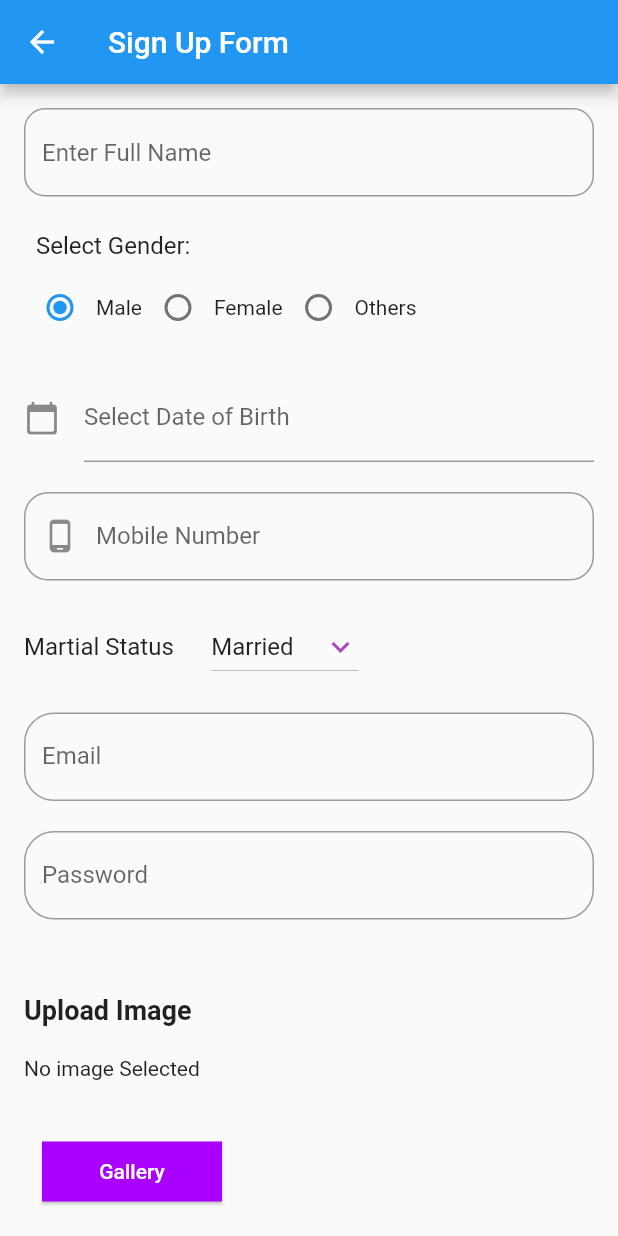
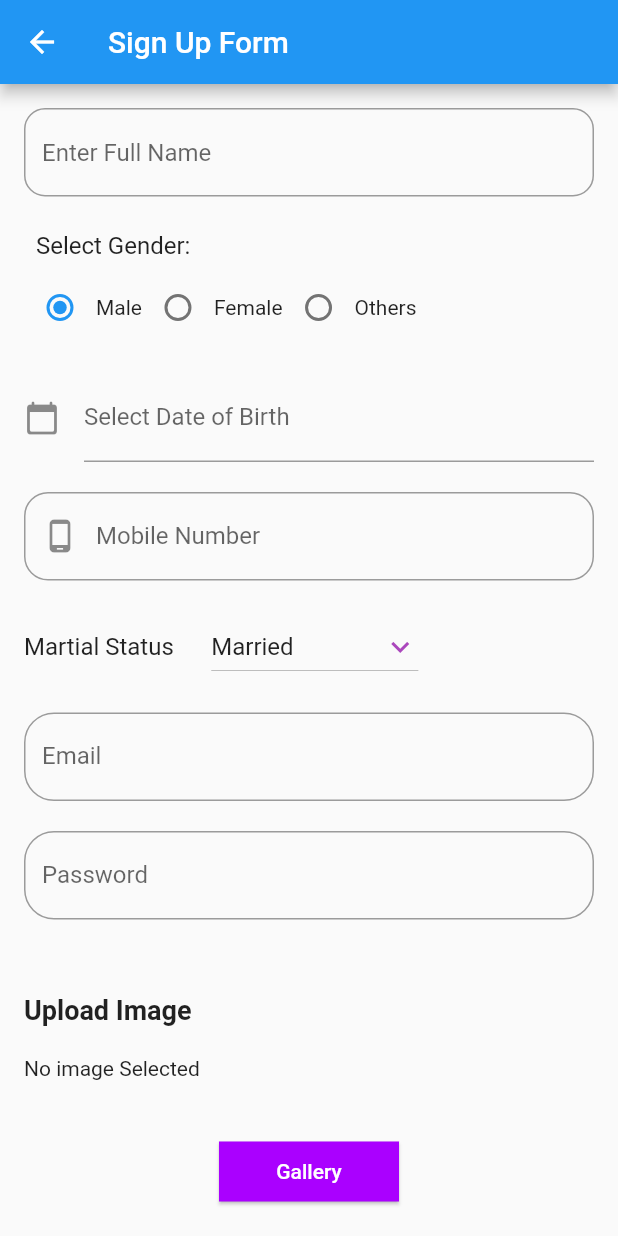
Before and after one commit to Yazoo555/-flutter_intern, a Flutter app: the Signup screen opened directly, on a phone screen of 412 x 824 dp. Run offline on Flutter 3.47's test engine with Material 2 defaults, Android fonts, the phone set to English and light mode, and no system bars; our stand-ins replace file_picker, image_picker, shared_preferences; missing offline and left inert: syncfusion_flutter_pdfviewer; accounts and stored records are empty.

Commit message:
Final Commit

```diff
--- a/lib/Signup.dart
+++ b/lib/Signup.dart
@@ -26,9 +26,17 @@ class _SignupState extends State<Signup> {
   String gender = 'Male';
   List<String> grpVal = ['Male', 'Female', 'Others'];
   String selectValue = "Married";
-  Map<String, dynamic> signUpEmptyList = {};
+
+  //Map<String, dynamic> signUpEmptyList = {};
   Map<String, dynamic> loginEmptyList = {};
-  List<String> dropdownItem = ["Married", "Unmarried", "Divorced", "Widowed"];
+
+  List<String> dropdownItem = [
+    "Married",
+    "Unmarried",
+    "Divorced",
+    "Widowed",
+    "It's Complicated"
+  ];
   File? _image;
   File? _image2;
   String pdf = 'No PDF selected';
@@ -63,10 +71,19 @@ class _SignupState extends State<Signup> {
     );
 
     if (result != null && result.files.isNotEmpty) {
-      setState(() {
-        pdf = result.files.single.name;
-        pdf = 'No PDF selected'; // Set a default value if name is null or empty
-      });
+      setState(
+        () {
+          pdf = result.files.single.name;
+
+/*
+        if (pdf == null || pdf.isEmpty) {
+          pdf =
+              'No PDF selected'; // Set a default value if name is null or empty
+        }
+        */
+          //
+        },
+      );
 
       // Save the selected PDF path to SharedPreferences as a JSON string
       SharedPreferences sharedPreferences =
@@ -432,7 +449,7 @@ class _SignupState extends State<Signup> {
                         height: 25,
                       ),
                       Align(
-                        alignment: Alignment.centerLeft,
+                        alignment: Alignment.center,
                         child: Padding(
                           padding: const EdgeInsets.all(12.0),
                           child: ElevatedButton(
@@ -472,7 +489,7 @@ class _SignupState extends State<Signup> {
                         height: 25,
                       ),
                       Align(
-                        alignment: Alignment.centerLeft,
+                        alignment: Alignment.center,
                         child: Padding(
                           padding: const EdgeInsets.all(12.0),
                           child: ElevatedButton(
```
